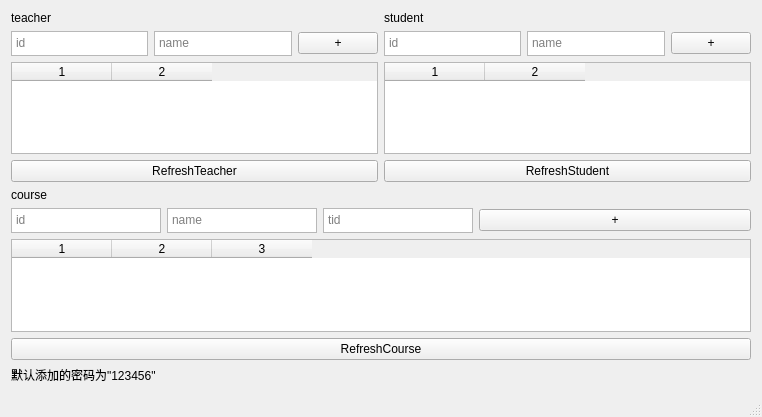
Old version of the form mainwindow.ui in the repository BeanLiu1994/Su6missi0nSys.
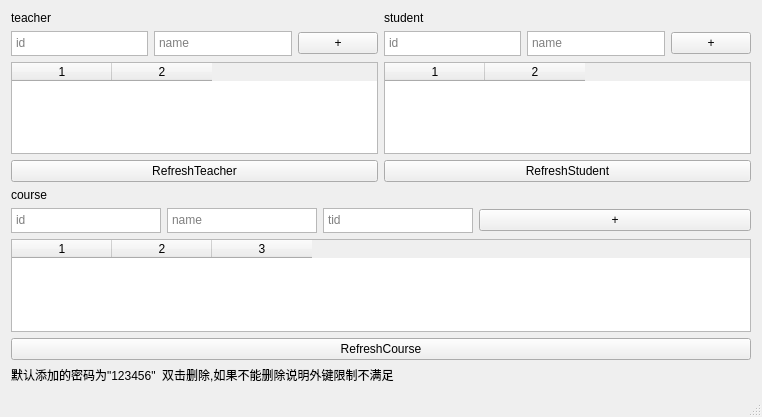
New version of the form.

The edit to the form file:
```diff
--- a/mainwindow.ui
+++ b/mainwindow.ui
@@ -333,7 +333,7 @@
     <item>
      <widget class="QLabel" name="label">
       <property name="text">
-       <string>默认添加的密码为&quot;123456&quot;</string>
+       <string>默认添加的密码为&quot;123456&quot;  双击删除,如果不能删除说明外键限制不满足</string>
       </property>
      </widget>
     </item>
```
Left out of the diff: 9 changed lines with no effect on the pictures.
